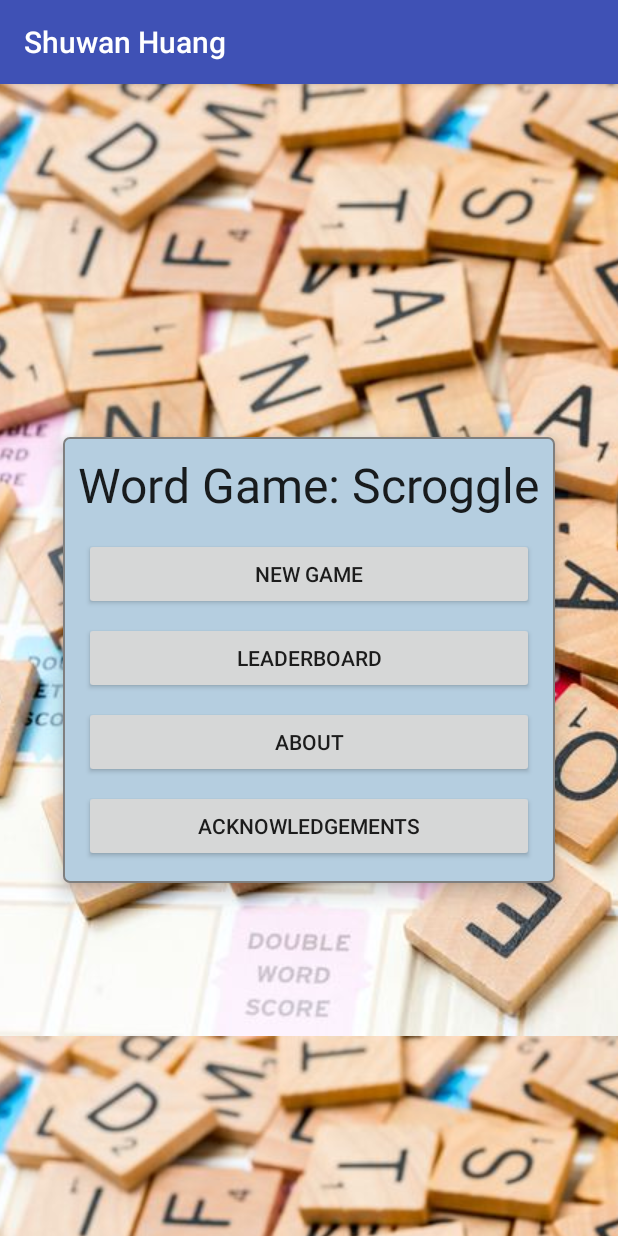
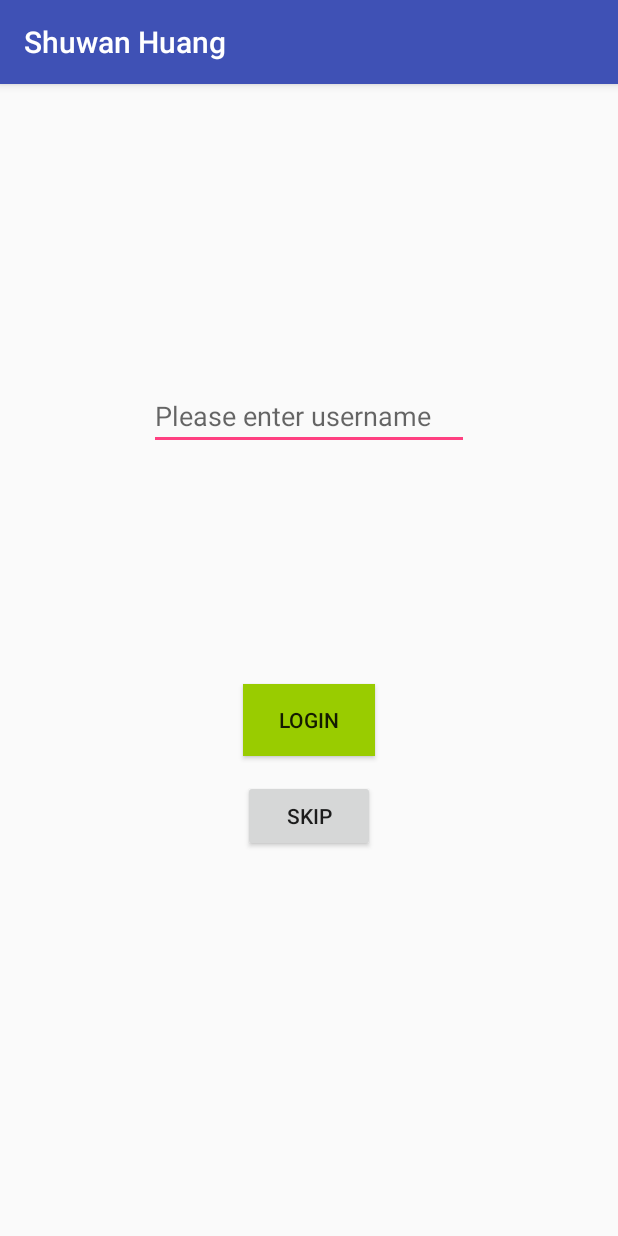
Before and after one commit to AmyHSW/NUMAD18S-Android, an Android app: the screen it shows after launch (MainActivity before the commit, LoginActivity after it), after a tap on "WORD GAME", on a phone screen of 412 x 824 dp. Run offline under Robolectric (Android 15) with nearby library versions, the phone set to English and light mode, and no system bars.

Commit message:
add scoreboard, login/logout, show username

```diff
--- a/app/src/main/java/edu/neu/madcourse/shuwanhuang/numad18s_shuwanhuang/wordgame/GameActivity.java
+++ b/app/src/main/java/edu/neu/madcourse/shuwanhuang/numad18s_shuwanhuang/wordgame/GameActivity.java
@@ -21,8 +21,10 @@ import edu.neu.madcourse.shuwanhuang.numad18s_shuwanhuang.R;
 public class GameActivity extends FragmentActivity {
 
     public static final String PREF_NAME = "GameActivity.GameData";
+    public static final String PREF_USERNAME = "pref_username";
     public static final String PREF_RESTORE = "pref_restore";
     public static final String KEY_RESTORE = "key_restore";
+
     private MediaPlayer mMediaPlayer;
     private DatabaseReference dbRef;
     private GameFragment gameFragment;
--- a/app/src/main/java/edu/neu/madcourse/shuwanhuang/numad18s_shuwanhuang/wordgame/GameFragment.java
+++ b/app/src/main/java/edu/neu/madcourse/shuwanhuang/numad18s_shuwanhuang/wordgame/GameFragment.java
@@ -84,7 +84,9 @@ public class GameFragment extends Fragment {
         validArrangements = getAllValidArrangement(new ArrayList<int[]>());
         initWords();
         initBoard();
-        result = new GameResult("DUMMY"); // TODO: use real username, digit and letter only
+        result = new GameResult(activity
+                .getSharedPreferences(GameActivity.PREF_NAME, Context.MODE_PRIVATE)
+                .getString(GameActivity.PREF_USERNAME, null));
         time = MILLIS_PER_PHASE;
         startTimer(MILLIS_PER_PHASE);
         phase = Phase.ONE;
--- /dev/null
+++ b/app/src/main/java/edu/neu/madcourse/shuwanhuang/numad18s_shuwanhuang/wordgame/LoginActivity.java
@@ -0,0 +1,57 @@
+package edu.neu.madcourse.shuwanhuang.numad18s_shuwanhuang.wordgame;
+
+import android.content.Context;
+import android.support.v7.app.AppCompatActivity;
+import android.os.Bundle;
+import android.view.View;
+import android.widget.EditText;
+import android.widget.Toast;
+
+import edu.neu.madcourse.shuwanhuang.numad18s_shuwanhuang.R;
+
+public class LoginActivity extends AppCompatActivity {
+
+    public static final String DEFAULT_USERNAME = "anonymous";
+
+    @Override
+    protected void onCreate(Bundle savedInstanceState) {
+        super.onCreate(savedInstanceState);
+        setContentView(R.layout.activity_login);
+
+        final EditText usernameText = findViewById(R.id.editText2);
+        View loginButton = findViewById(R.id.button_login);
+        View skipButton = findViewById(R.id.button_skip);
+
+        loginButton.setOnClickListener(new View.OnClickListener() {
+            @Override
+            public void onClick(View view) {
+                String username = usernameText.getText().toString();
+                if (username.equals("")) {
+                    return;
+                }
+                if (!GameUtils.isAlphanumeric(username)) {
+                    usernameText.setText("");
+                    Toast.makeText(LoginActivity.this, R.string.toast_username_requirement,
+                            Toast.LENGTH_LONG).show();
+                    return;
+                }
+                setUsername(username);
+                finish();
+            }
+        });
+
+        skipButton.setOnClickListener(new View.OnClickListener() {
+            @Override
+            public void onClick(View view) {
+                setUsername(DEFAULT_USERNAME);
+                finish();
+            }
+        });
+    }
+
+    private void setUsername(String username) {
+        getSharedPreferences(GameActivity.PREF_NAME, Context.MODE_PRIVATE).edit()
+                .putString(GameActivity.PREF_USERNAME, username).commit();
+    }
+
+}
--- a/app/src/main/java/edu/neu/madcourse/shuwanhuang/numad18s_shuwanhuang/wordgame/MainActivity.java
+++ b/app/src/main/java/edu/neu/madcourse/shuwanhuang/numad18s_shuwanhuang/wordgame/MainActivity.java
@@ -3,14 +3,19 @@ package edu.neu.madcourse.shuwanhuang.numad18s_shuwanhuang.wordgame;
 import android.support.v7.app.AppCompatActivity;
 import android.os.Bundle;
 
+import com.google.firebase.messaging.FirebaseMessaging;
+
 import edu.neu.madcourse.shuwanhuang.numad18s_shuwanhuang.R;
 
 public class MainActivity extends AppCompatActivity {
+
+    private static final String FCM_TOPIC = "champion";
 
     @Override
     protected void onCreate(Bundle savedInstanceState) {
         super.onCreate(savedInstanceState);
         setContentView(R.layout.activity_wordgame_main);
+        FirebaseMessaging.getInstance().subscribeToTopic(FCM_TOPIC);
     }
 
 }
--- a/app/src/main/java/edu/neu/madcourse/shuwanhuang/numad18s_shuwanhuang/wordgame/MainFragment.java
+++ b/app/src/main/java/edu/neu/madcourse/shuwanhuang/numad18s_shuwanhuang/wordgame/MainFragment.java
@@ -5,28 +5,34 @@ import android.app.Fragment;
 import android.content.Context;
 import android.content.DialogInterface;
 import android.content.Intent;
+import android.content.SharedPreferences;
 import android.os.Bundle;
 import android.util.Log;
 import android.view.LayoutInflater;
 import android.view.View;
 import android.view.ViewGroup;
+import android.widget.TextView;
 
 import edu.neu.madcourse.shuwanhuang.numad18s_shuwanhuang.R;
 
 public class MainFragment extends Fragment {
 
     private AlertDialog dialog;
+    private TextView usernameText;
     private View continueButton;
 
     @Override
     public View onCreateView(LayoutInflater inflater, ViewGroup container,
                              Bundle savedInstanceState) {
         View rootView = inflater.inflate(R.layout.fragment_main, container, false);
+        usernameText = rootView.findViewById(R.id.text_username);
         View newButton = rootView.findViewById(R.id.button_new);
         continueButton = rootView.findViewById(R.id.button_continue);
         View leaderboardButton = rootView.findViewById(R.id.button_leaderboard);
+        View scoreboardButton = rootView.findViewById(R.id.button_scoreboard);
         View aboutButton = rootView.findViewById(R.id.button_about);
         View acknowledgeButton = rootView.findViewById(R.id.button_acknowledge);
+        View logoutButton = rootView.findViewById(R.id.button_logout);
 
         newButton.setOnClickListener(new View.OnClickListener() {
             @Override
@@ -49,6 +55,16 @@ public class MainFragment extends Fragment {
             @Override
             public void onClick(View view) {
                 Intent intent = new Intent(getActivity(), LeaderboardActivity.class);
+                getActivity().startActivity(intent);
+            }
+        });
+
+        scoreboardButton.setOnClickListener(new View.OnClickListener() {
+            @Override
+            public void onClick(View view) {
+                Intent intent = new Intent(getActivity(), LeaderboardActivity.class);
+                String username = getPref().getString(GameActivity.PREF_USERNAME, null);
+                intent.putExtra(LeaderboardActivity.USERNAME, username);
                 getActivity().startActivity(intent);
             }
         });
@@ -83,6 +99,18 @@ public class MainFragment extends Fragment {
             }
         });
 
+        logoutButton.setOnClickListener(new View.OnClickListener() {
+            @Override
+            public void onClick(View view) {
+                SharedPreferences pref = getPref();
+                pref.edit()
+                        .remove(GameActivity.PREF_USERNAME)
+                        .remove(GameActivity.PREF_RESTORE).commit();
+                Intent intent = new Intent(getActivity(), LoginActivity.class);
+                getActivity().startActivity(intent);
+            }
+        });
+
         return rootView;
     }
 
@@ -96,9 +124,15 @@ public class MainFragment extends Fragment {
     @Override
     public void onResume() {
         super.onResume();
-        String gameData = getActivity()
-                .getSharedPreferences(GameActivity.PREF_NAME, Context.MODE_PRIVATE)
-                .getString(GameActivity.PREF_RESTORE, null);
+        SharedPreferences pref = getPref();
+        String username = pref.getString(GameActivity.PREF_USERNAME, null);
+        if (username == null) {
+            Intent intent = new Intent(getActivity(), LoginActivity.class);
+            getActivity().startActivity(intent);
+            return;
+        }
+        usernameText.setText(getString(R.string.text_welcome, username));
+        String gameData = pref.getString(GameActivity.PREF_RESTORE, null);
         if (gameData == null) {
             Log.d(GameFragment.GAME_NAME, "no game data");
             continueButton.setVisibility(View.GONE);
@@ -107,4 +141,9 @@ public class MainFragment extends Fragment {
             continueButton.setVisibility(View.VISIBLE);
         }
     }
+
+    private SharedPreferences getPref() {
+        return getActivity()
+                .getSharedPreferences(GameActivity.PREF_NAME, Context.MODE_PRIVATE);
+    }
 }
--- /dev/null
+++ b/app/src/main/res/layout/activity_login.xml
@@ -0,0 +1,55 @@
+<?xml version="1.0" encoding="utf-8"?>
+<android.support.constraint.ConstraintLayout xmlns:android="http://schemas.android.com/apk/res/android"
+    xmlns:app="http://schemas.android.com/apk/res-auto"
+    xmlns:tools="http://schemas.android.com/tools"
+    android:layout_width="match_parent"
+    android:layout_height="match_parent"
+    tools:context=".wordgame.LoginActivity">
+
+    <EditText
+        android:id="@+id/editText2"
+        android:layout_width="wrap_content"
+        android:layout_height="wrap_content"
+        android:layout_marginBottom="24dp"
+        android:layout_marginEnd="24dp"
+        android:layout_marginLeft="24dp"
+        android:layout_marginRight="24dp"
+        android:layout_marginStart="24dp"
+        android:layout_marginTop="66dp"
+        android:ems="10"
+        android:hint="@string/login_hint"
+        android:inputType="textPersonName"
+        app:layout_constraintBottom_toTopOf="@+id/button_login"
+        app:layout_constraintEnd_toEndOf="parent"
+        app:layout_constraintStart_toStartOf="parent"
+        app:layout_constraintTop_toTopOf="parent" />
+
+    <Button
+        android:id="@+id/button_login"
+        android:layout_width="wrap_content"
+        android:layout_height="wrap_content"
+        android:layout_marginBottom="16dp"
+        android:layout_marginEnd="24dp"
+        android:layout_marginLeft="24dp"
+        android:layout_marginRight="24dp"
+        android:layout_marginStart="24dp"
+        android:background="@android:color/holo_green_light"
+        android:text="@string/button_login"
+        app:layout_constraintBottom_toTopOf="@+id/button_skip"
+        app:layout_constraintEnd_toEndOf="parent"
+        app:layout_constraintStart_toStartOf="parent" />
+
+    <Button
+        android:id="@+id/button_skip"
+        android:layout_width="wrap_content"
+        android:layout_height="wrap_content"
+        android:layout_marginBottom="256dp"
+        android:layout_marginEnd="24dp"
+        android:layout_marginLeft="24dp"
+        android:layout_marginRight="24dp"
+        android:layout_marginStart="24dp"
+        android:text="@string/button_skip"
+        app:layout_constraintBottom_toBottomOf="parent"
+        app:layout_constraintEnd_toEndOf="parent"
+        app:layout_constraintStart_toStartOf="parent" />
+</android.support.constraint.ConstraintLayout>
--- a/app/src/main/res/values/strings.xml
+++ b/app/src/main/res/values/strings.xml
@@ -6,6 +6,7 @@
     <string name="button_dictionary">Dictionary</string>
     <string name="button_wordgame">Word Game</string>
     <string name="button_acknowledgements">Acknowledgements</string>
+    <string name="button_logout">Logout</string>
     <string name="view_name">Shuwan Huang</string>
     <string name="view_email">huang.shuw@husky.neu.edu</string>
     <string name="view_year">1st year at NEU</string>
@@ -21,6 +22,7 @@
     <string name="new_game_label">New Game</string>
     <string name="continue_label">Continue</string>
     <string name="leaderboard_label">Leaderboard</string>
+    <string name="scoreboard_label">Scoreboard</string>
     <string name="ok_label">OK</string>
     <string name="score_label">Score: %1$d</string>
     <string name="time_label">Time: %1$02d:%2$02d</string>
@@ -51,5 +53,10 @@
     <string name="toast_find_valid_word">Found %1$s</string>
     <string name="toast_find_invalid_word">%1$s is not a word</string>
     <string name="toast_time_reminder">%1$d seconds left</string>
+    <string name="toast_username_requirement">Username can only have letters and digits</string>
 
+    <string name="button_login">Login</string>
+    <string name="button_skip">Skip</string>
+    <string name="login_hint">Please enter username</string>
+    <string name="text_welcome">Hello, %1$s!</string>
 </resources>
```
Also changed, not shown: app/src/main/AndroidManifest.xml (+14 -1 lines), app/src/main/java/edu/neu/madcourse/shuwanhuang/numad18s_shuwanhuang/wordgame/GameUtils.java (+20 -3 lines), app/src/main/java/edu/neu/madcourse/shuwanhuang/numad18s_shuwanhuang/wordgame/LeaderboardActivity.java (+49 -10 lines), app/src/main/java/edu/neu/madcourse/shuwanhuang/numad18s_shuwanhuang/wordgame/WordgameInstanceIDService.java (added, +17 -0 lines), app/src/main/java/edu/neu/madcourse/shuwanhuang/numad18s_shuwanhuang/wordgame/WordgameMessagingService.java (added, +30 -0 lines), app/src/main/res/layout/fragment_main.xml (+26 -0 lines).
